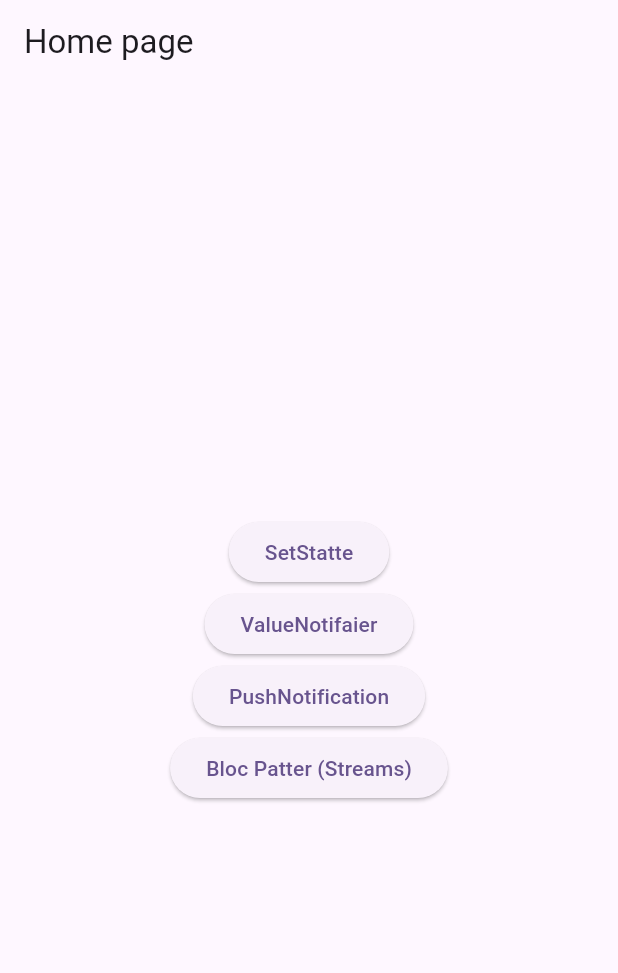
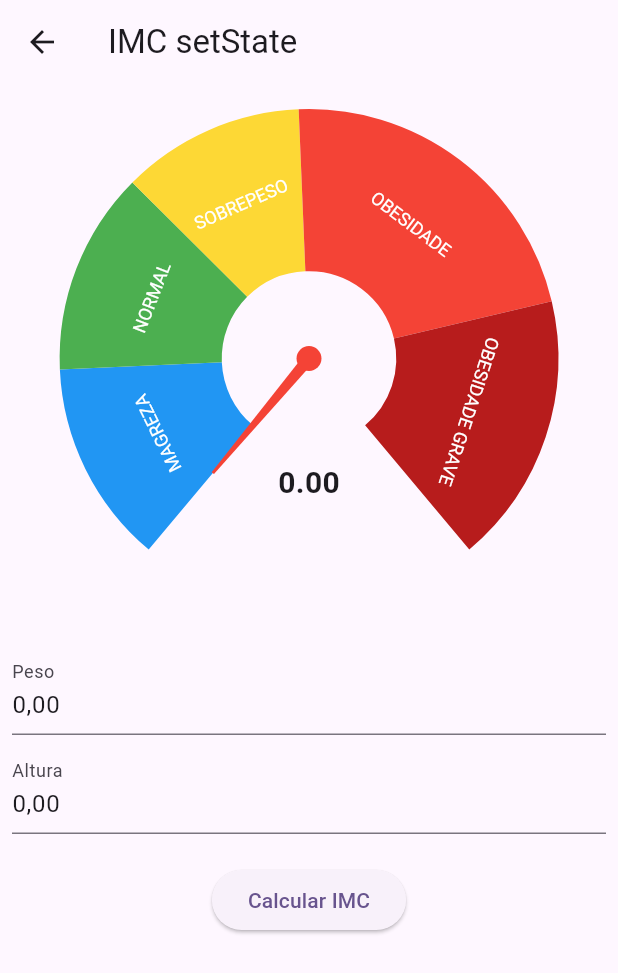
Before and after one commit to ApenasEsdras/gerenciamento_de_Estado_IMC, a Flutter app: the screen it shows after launch, after a tap on "ValueNotifaier", on a phone screen of 412 x 824 dp. Shown: the top 973 px of the screen. Run offline on Flutter 3.47's test engine with Material 3 defaults, Android fonts, the phone set to English and light mode, and no system bars; drawn by our look-alikes of syncfusion_flutter_gauges; our stand-ins replace flutter_masked_text2.

Commit message:
usando ValueNotifier

```diff
--- a/lib/home/home_page.dart
+++ b/lib/home/home_page.dart
@@ -2,6 +2,8 @@
 
 import 'package:flutter/material.dart';
 import 'package:flutter_default_state_manager/setState/imc_setState_page.dart';
+
+import '../value_notifier/imc_value_notifier_page.dart';
 
 class HomePage extends StatefulWidget {
   const HomePage({
@@ -32,7 +34,7 @@ class _HomePageState extends State<HomePage> {
               child: const Text('SetStatte'),
             ),
             ElevatedButton(
-              onPressed: () {},
+              onPressed: () => _goToPage(context, const ImcValueNotifier()),
               child: const Text('ValueNotifaier'),
             ),
             ElevatedButton(
--- /dev/null
+++ b/lib/value_notifier/imc_value_notifier_page.dart
@@ -0,0 +1,113 @@
+// ignore_for_file: file_names
+
+import 'dart:math';
+
+import 'package:flutter/material.dart';
+import 'package:flutter_masked_text2/flutter_masked_text2.dart';
+import 'package:intl/intl.dart';
+import '../widgets/imc_gouge.dart';
+
+class ImcValueNotifier extends StatefulWidget {
+  const ImcValueNotifier({super.key});
+
+  @override
+  State<ImcValueNotifier> createState() => _ImcValueNotifierState();
+}
+
+class _ImcValueNotifierState extends State<ImcValueNotifier> {
+  final MoneyMaskedTextController _controllerPeso =
+      MoneyMaskedTextController(decimalSeparator: ',', thousandSeparator: '.');
+  final MoneyMaskedTextController _controllerAltura =
+      MoneyMaskedTextController(decimalSeparator: ',', thousandSeparator: '.');
+  final formKey = GlobalKey<FormState>();
+  var imc = ValueNotifier(0.0);
+
+  Future<void> _calculaIMC({
+    required double peso,
+    required double altura,
+  }) async {
+    imc.value = 0;
+    await Future.delayed(const Duration(seconds: 1));
+    imc.value = peso / pow(altura, 2);
+  }
+
+  @override
+  void dispose() {
+    _controllerPeso.dispose();
+    _controllerAltura.dispose();
+    super.dispose();
+  }
+
+  @override
+  Widget build(BuildContext context) {
+    return Scaffold(
+      appBar: AppBar(
+        title: const Text('IMC setState'),
+      ),
+      body: SingleChildScrollView(
+        child: Padding(
+          padding: const EdgeInsets.all(8.0),
+          child: Form(
+            key: formKey,
+            child: Column(
+              children: [
+                ValueListenableBuilder<double>(
+                  valueListenable: imc,
+                  builder: (_, imcVale, __) {
+                    return ImcGouge(imc: imcVale);
+                  },
+                ),
+                const SizedBox(height: 20),
+                TextFormField(
+                  controller: _controllerPeso,
+                  keyboardType: TextInputType.number,
+                  decoration: const InputDecoration(
+                    labelText: 'Peso',
+                    hintText: 'Digite o valor',
+                  ),
+                  validator: (String? value) {
+                    if (value == null || value.isEmpty) {
+                      return 'Peso obrigatorio';
+                    }
+                    return null;
+                  },
+                ),
+                const SizedBox(height: 10),
+                TextFormField(
+                  controller: _controllerAltura,
+                  keyboardType: TextInputType.number,
+                  decoration: const InputDecoration(
+                    labelText: 'Altura',
+                    hintText: 'Digite o valor',
+                  ),
+                  validator: (String? value) {
+                    if (value == null || value.isEmpty) {
+                      return 'Altura obrigatorio';
+                    }
+                    return null;
+                  },
+                ),
+                const SizedBox(height: 20),
+                ElevatedButton(
+                    onPressed: () {
+                      var forValid = formKey.currentState?.validate() ?? false;
+                      if (forValid) {
+                        var formatter = NumberFormat.simpleCurrency(
+                            locale: 'pt_BR', decimalDigits: 2);
+                        double peso =
+                            formatter.parse(_controllerPeso.text) as double;
+                        double altura =
+                            formatter.parse(_controllerAltura.text) as double;
+
+                        _calculaIMC(peso: peso, altura: altura);
+                      }
+                    },
+                    child: const Text('Calcular IMC'))
+              ],
+            ),
+          ),
+        ),
+      ),
+    );
+  }
+}
```
